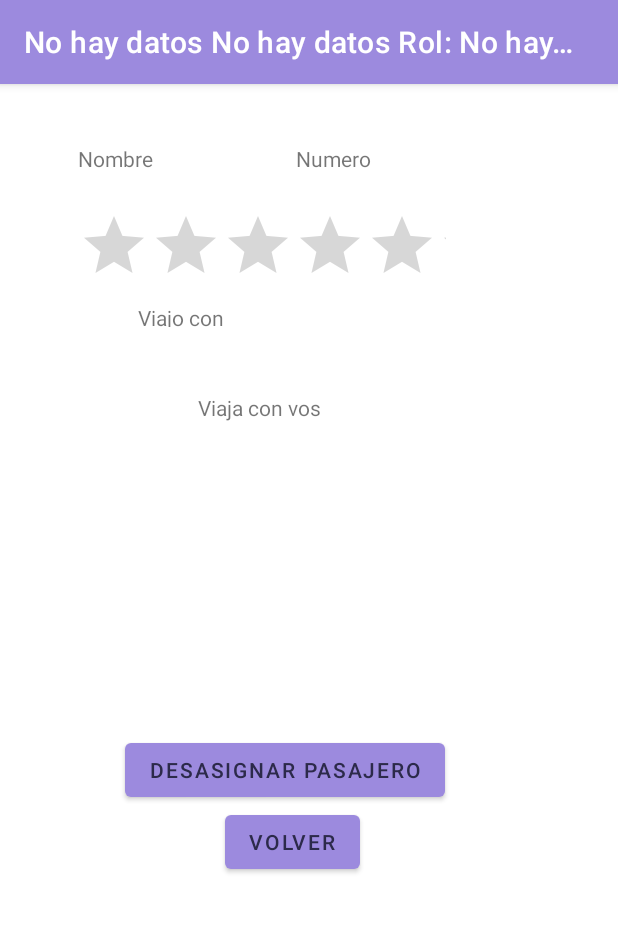
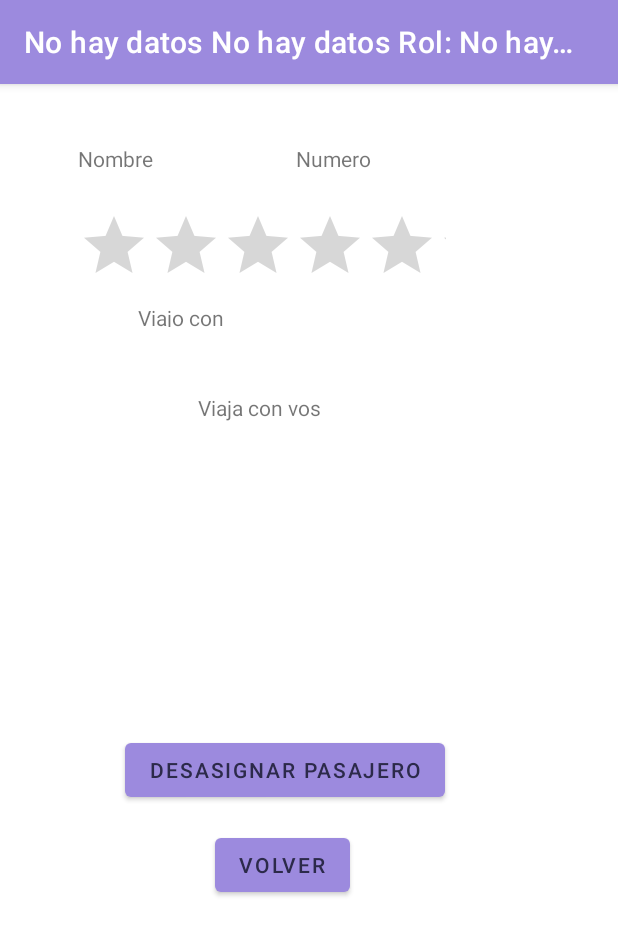
Before and after one commit to tobiolea97/carpooling, an Android app: the VerPasajero screen opened directly, with no data from a screen before it, on a phone screen of 412 x 824 dp. Shown: the top 935 px of the screen. Run offline under Robolectric (Android 15) with nearby library versions, the phone set to English and light mode, and no system bars; 8 statements that could not run were skipped.

Commit message:
1)Arreglo de boton volver en "VerPasajero". 2)Arreglo de estado "Cancelado" en "VerPasajero". 3)Si el usuario logeado que entro a a la pantalla 'VerPasajero' es de rol pasajero, no se visualiza el boton de 'Desasignar pasajero'. 4)Generacion de notificacion por calificacion recibida, en pantalla "Ver Pasajero".

```diff
--- a/app/src/main/java/utn/frgp/edu/ar/carpooling/negocioImpl/NotificacionesNegImpl.java
+++ b/app/src/main/java/utn/frgp/edu/ar/carpooling/negocioImpl/NotificacionesNegImpl.java
@@ -16,7 +16,7 @@ import utn.frgp.edu.ar.carpooling.negocio.NotificacionesNeg;
 
 public class NotificacionesNegImpl implements NotificacionesNeg {
 
-Notificaciones noti = new Notificaciones();
+    Notificaciones noti = new Notificaciones();
     @RequiresApi(api = Build.VERSION_CODES.O)
 
     public Boolean AñadirNotificacion(Notificaciones not) throws ExecutionException, InterruptedException {
--- a/app/src/main/res/layout/activity_ver_pasajero.xml
+++ b/app/src/main/res/layout/activity_ver_pasajero.xml
@@ -15,10 +15,10 @@
         android:text="@string/Volver"
         app:layout_constraintBottom_toBottomOf="parent"
         app:layout_constraintEnd_toEndOf="parent"
-        app:layout_constraintHorizontal_bias="0.465"
+        app:layout_constraintHorizontal_bias="0.446"
         app:layout_constraintStart_toStartOf="parent"
-        app:layout_constraintTop_toBottomOf="@+id/BtnVpCancelar"
-        app:layout_constraintVertical_bias="0.0" />
+        app:layout_constraintTop_toBottomOf="@+id/GrVpViaje"
+        app:layout_constraintVertical_bias="0.409" />
 
     <TextView
         android:id="@+id/TxtVPViajocon"
```
Also changed, not shown: app/src/main/java/utn/frgp/edu/ar/carpooling/VerPasajero.java (+20 -8 lines).
